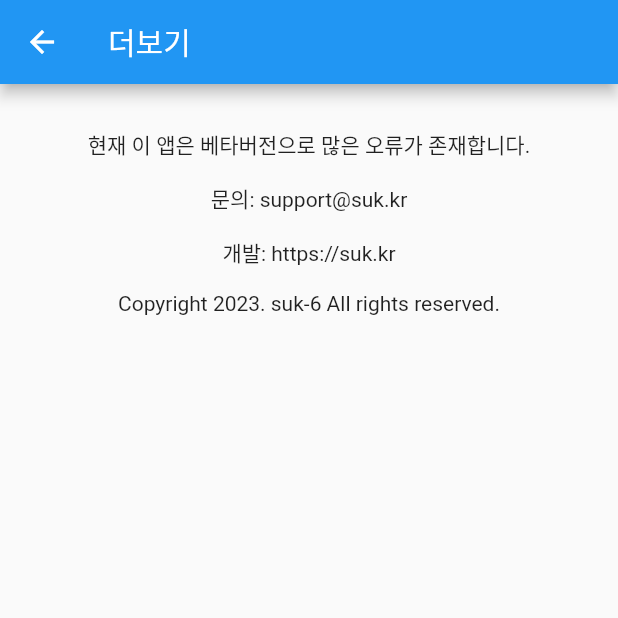
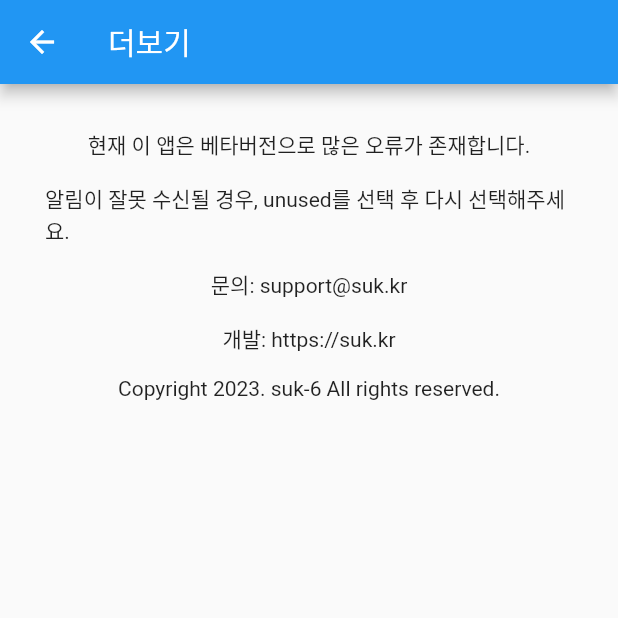
Before and after one commit to suk-6/Dyhsapp, a Flutter app: the screen it shows after launch, item 4 of the bottom bar chosen, on a phone screen of 412 x 824 dp, the top half of it. Run offline on Flutter 3.47's test engine with Material 2 defaults, Android fonts, the light colour scheme and no system bars; our stand-ins replace firebase_core, firebase_messaging, flutter_local_notifications, get, webview_flutter; accounts and stored records are empty.

Commit message:
fix: noti error

```diff
--- a/lib/pages/morepage.dart
+++ b/lib/pages/morepage.dart
@@ -17,6 +17,8 @@ class MorePage extends StatelessWidget {
               child: Column(children: const [
             Text("현재 이 앱은 베타버전으로 많은 오류가 존재합니다."),
             SizedBox(height: 15),
+            Text("알림이 잘못 수신될 경우, unused를 선택 후 다시 선택해주세요."),
+            SizedBox(height: 15),
             Text("문의: support@suk.kr"),
             SizedBox(height: 15),
             Text("개발: https://suk.kr"),
```
Also changed, not shown: lib/main.dart (+7 -0 lines).
